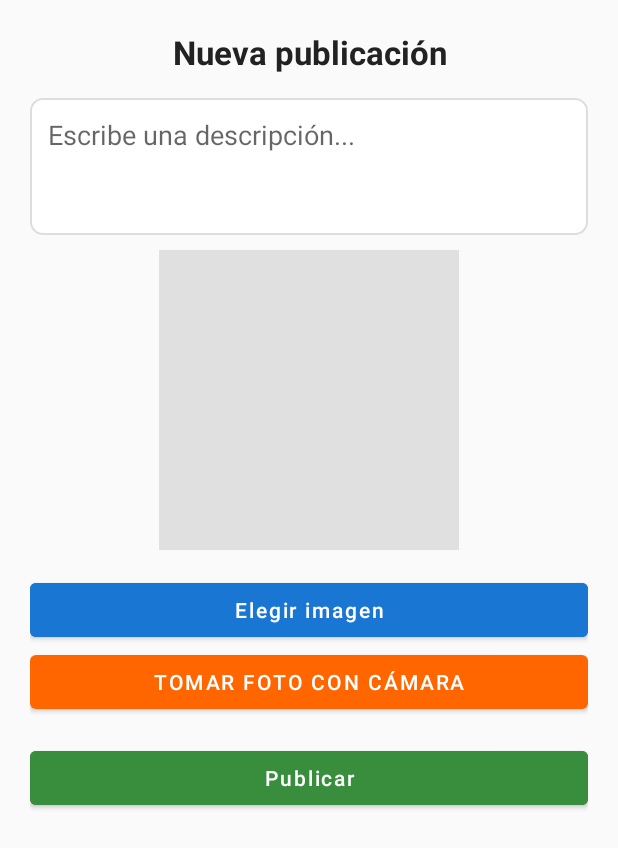
After one commit to VitekNicolas/Proyects, an Android app: the PostActivity screen opened directly, with no data from a screen before it, on a phone screen of 412 x 824 dp. The commit adds this screen. Shown: the top 848 px of the screen. Run offline under Robolectric (Android 15) with nearby library versions, the phone set to English and light mode, and no system bars.

Commit message:
[NEW] PostActivity: upload image from gallery

```diff
--- a/Java mobile application/app/build.gradle
+++ b/Java mobile application/app/build.gradle
@@ -46,8 +46,9 @@ dependencies {
     implementation 'com.google.android.gms:play-services-maps:19.2.0'
     implementation 'com.google.firebase:firebase-analytics'
     implementation 'com.google.firebase:firebase-auth'
-    implementation 'com.google.android.gms:play-services-auth:21.1.0'
+    implementation 'com.google.android.gms:play-services-auth:21.4.0'
     implementation 'androidx.preference:preference:1.2.1'
+    implementation 'com.google.android.gms:play-services-location:21.3.0'
     androidTestImplementation 'androidx.test.ext:junit:1.3.0'
     androidTestImplementation 'androidx.test.espresso:espresso-core:3.7.0'
     testImplementation 'junit:junit:4.13.2'
--- a/Java mobile application/app/src/main/java/com/example/javamobileapplication/LoginActivity.java
+++ b/Java mobile application/app/src/main/java/com/example/javamobileapplication/LoginActivity.java
@@ -8,7 +8,6 @@ import android.widget.Button;
 import android.widget.EditText;
 import android.widget.Toast;
 import androidx.appcompat.widget.Toolbar;
-
 import com.google.android.gms.common.SignInButton;
 import com.google.firebase.auth.FirebaseAuth;
 import java.util.Objects;
@@ -61,7 +60,7 @@ public class LoginActivity extends AppCompatActivity {
                 .addOnCompleteListener(task -> {
                     if (task.isSuccessful()) {
                         Toast.makeText(this, "Inicio exitoso", Toast.LENGTH_SHORT).show();
-                        startActivity(new Intent(this, MapActivity.class));
+                        startActivity(new Intent(this, PostActivity.class));
                         finish();
                     } else {
                         Toast.makeText(this, "Error al iniciar sesión: " +
@@ -92,7 +91,7 @@ public class LoginActivity extends AppCompatActivity {
                 .addOnCompleteListener(this, task -> {
                     if (task.isSuccessful()) {
                         Toast.makeText(this, "Inicio exitoso", Toast.LENGTH_SHORT).show();
-                        startActivity(new Intent(this, MapActivity.class));
+                        startActivity(new Intent(this, PostActivity.class));
                         finish();
                     } else {
                         Toast.makeText(this, "Error en la autenticación con Google", Toast.LENGTH_SHORT).show();
--- a/Java mobile application/app/src/main/java/com/example/javamobileapplication/MapActivity.java
+++ b/Java mobile application/app/src/main/java/com/example/javamobileapplication/MapActivity.java
@@ -27,22 +27,17 @@ public class MapActivity extends AppCompatActivity {
     @Override
     protected void onCreate(Bundle savedInstanceState) {
         super.onCreate(savedInstanceState);
-
-        // Configuración inicial de osmdroid
         Configuration.getInstance().load(getApplicationContext(),
                 PreferenceManager.getDefaultSharedPreferences(getApplicationContext()));
         Configuration.getInstance().setUserAgentValue(BuildConfig.APPLICATION_ID);
         setContentView(R.layout.map_activity);
-        // Referencias a vistas
         mapView = findViewById(R.id.map);
         etSearch = findViewById(R.id.et_search);
         Button btnSearch = findViewById(R.id.btn_search);
-        // Configuración del mapa
         mapView.setTileSource(TileSourceFactory.MAPNIK);
         mapView.setBuiltInZoomControls(true);
         mapView.getController().setZoom(14);
         mapView.getController().setCenter(new GeoPoint(-34.7636, -58.2126));
-        // Evento de búsqueda
         btnSearch.setOnClickListener(v -> searchLocation());
     }
 
--- /dev/null
+++ b/Java mobile application/app/src/main/res/drawable/edittext_background.xml
@@ -0,0 +1,6 @@
+<shape xmlns:android="http://schemas.android.com/apk/res/android"
+    android:shape="rectangle">
+    <solid android:color="#FFFFFF" />
+    <stroke android:color="#DDDDDD" android:width="1dp"/>
+    <corners android:radius="8dp"/>
+</shape>
--- /dev/null
+++ b/Java mobile application/app/src/main/res/layout/post_activity.xml
@@ -0,0 +1,88 @@
+<?xml version="1.0" encoding="utf-8"?>
+<androidx.constraintlayout.widget.ConstraintLayout
+    xmlns:android="http://schemas.android.com/apk/res/android"
+    xmlns:app="http://schemas.android.com/apk/res-auto"
+    xmlns:tools="http://schemas.android.com/tools"
+    android:layout_width="match_parent"
+    android:layout_height="match_parent"
+    android:padding="20dp"
+    android:background="#FAFAFA"
+    tools:context=".PostActivity">
+    <TextView
+        android:id="@+id/tv_title"
+        android:layout_width="wrap_content"
+        android:layout_height="wrap_content"
+        android:text="Nueva publicación"
+        android:textSize="22sp"
+        android:textStyle="bold"
+        android:textColor="#222222"
+        app:layout_constraintTop_toTopOf="parent"
+        app:layout_constraintStart_toStartOf="parent"
+        app:layout_constraintEnd_toEndOf="parent"
+        android:gravity="center"
+        android:layout_marginBottom="16dp"/>
+    <!-- Campo descripción -->
+    <EditText
+        android:id="@+id/et_description"
+        android:layout_width="0dp"
+        android:layout_height="wrap_content"
+        android:hint="Escribe una descripción..."
+        android:inputType="textMultiLine"
+        android:minLines="3"
+        android:maxLines="6"
+        android:gravity="top|start"
+        android:background="@drawable/edittext_background"
+        android:padding="12dp"
+        app:layout_constraintTop_toBottomOf="@id/tv_title"
+        app:layout_constraintStart_toStartOf="parent"
+        app:layout_constraintEnd_toEndOf="parent"
+        android:layout_marginTop="16dp"
+        android:layout_marginBottom="20dp"/>
+    <ImageView
+        android:id="@+id/img_preview"
+        android:layout_width="200dp"
+        android:layout_height="200dp"
+        android:layout_marginTop="10dp"
+        android:scaleType="centerCrop"
+        android:background="#E0E0E0"
+        android:contentDescription="Vista previa de imagen"
+        app:layout_constraintTop_toBottomOf="@id/et_description"
+        app:layout_constraintStart_toStartOf="parent"
+        app:layout_constraintEnd_toEndOf="parent"
+        android:layout_marginBottom="16dp" />
+    <Button
+        android:id="@+id/btn_choose_image"
+        android:layout_width="0dp"
+        android:layout_height="wrap_content"
+        android:text="Elegir imagen"
+        android:textAllCaps="false"
+        android:backgroundTint="#1976D2"
+        android:textColor="@android:color/white"
+        app:layout_constraintTop_toBottomOf="@id/img_preview"
+        app:layout_constraintStart_toStartOf="parent"
+        app:layout_constraintEnd_toEndOf="parent"
+        android:layout_marginTop="16dp"/>
+    <Button
+        android:id="@+id/btnCamera"
+        android:layout_width="match_parent"
+        android:layout_height="wrap_content"
+        android:text="Tomar foto con cámara"
+        android:layout_marginBottom="12dp"
+        app:layout_constraintTop_toBottomOf="@id/btn_choose_image"
+        app:layout_constraintStart_toStartOf="parent"
+        app:layout_constraintEnd_toEndOf="parent"/>
+    <!-- Botón publicar -->
+    <Button
+        android:id="@+id/btn_publish"
+        android:layout_width="0dp"
+        android:layout_height="wrap_content"
+        android:text="Publicar"
+        android:textAllCaps="false"
+        android:backgroundTint="#388E3C"
+        android:textColor="@android:color/white"
+        app:layout_constraintTop_toBottomOf="@id/btnCamera"
+        app:layout_constraintStart_toStartOf="parent"
+        app:layout_constraintEnd_toEndOf="parent"
+        android:layout_marginTop="16dp"/>
+
+</androidx.constraintlayout.widget.ConstraintLayout>
--- a/Java mobile application/app/src/main/res/values/strings.xml
+++ b/Java mobile application/app/src/main/res/values/strings.xml
@@ -21,4 +21,8 @@
     <string name="toolbar_map_title">Mapa</string>
     <string name="et_hint_direction">Buscar dirección</string>
     <string name="btn_search_title">Buscar</string>
+    <string name="et_description">Escribe una descripción...</string>
+    <string name="iv_description">Imagen de la publcacion</string>
+    <string name="btn_selectImage">Elegir imagen</string>
+    <string name="btn_publish">Publicar</string>
 </resources>
--- /dev/null
+++ b/Java mobile application/app/src/main/res/xml/file_paths.xml
@@ -0,0 +1,5 @@
+<paths xmlns:android="http://schemas.android.com/apk/res/android">
+    <external-files-path
+        name="my_images"
+        path="." />
+</paths>
```
Also changed, not shown: Java mobile application/app/src/main/AndroidManifest.xml (+21 -4 lines), Java mobile application/app/src/main/java/com/example/javamobileapplication/DBHelper.java (added, +104 -0 lines), Java mobile application/app/src/main/java/com/example/javamobileapplication/Post.java (added, +38 -0 lines), Java mobile application/app/src/main/java/com/example/javamobileapplication/PostActivity.java (added, +108 -0 lines), Java mobile application/app/src/main/res/drawable/image.png (added).
